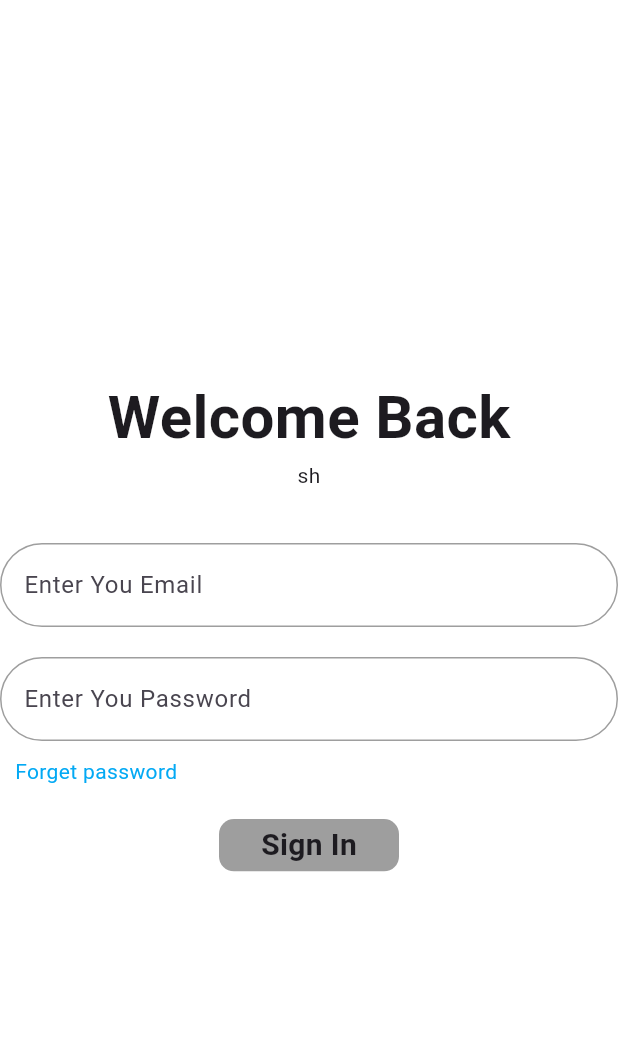
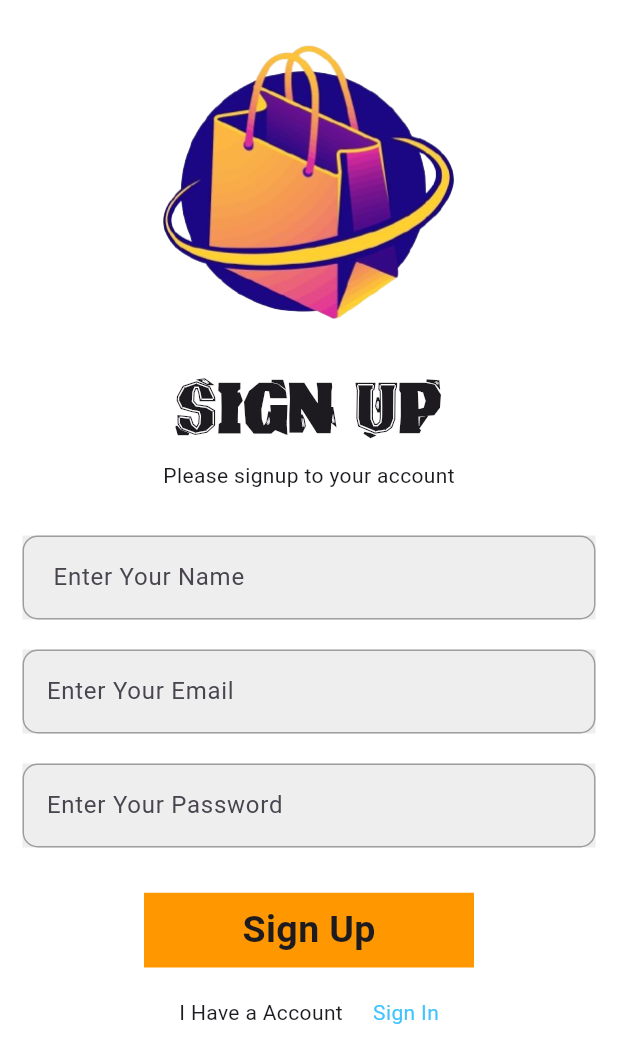
Before and after one commit to shahedroks/R2A-Ecommers, a Flutter app: the screen it shows after launch, on a phone screen of 412 x 824 dp. Shown: the top 1063 px of the screen. Run offline on Flutter 3.47's test engine with Material 3 defaults, Android fonts, the phone set to English and light mode, and no system bars.

Commit message:
added logout page

```diff
--- /dev/null
+++ b/lib/compronet/color.dart
@@ -0,0 +1 @@
+var orenge = 0xfFF812B;
--- a/lib/compronet/text.dart
+++ b/lib/compronet/text.dart
@@ -1,6 +1,13 @@
 var hintEmail = " email";
 var hintPassword = "Password";
-var  lebalEmail= "Enter You Email";
-var  lebalPassword= "Enter You Password";
+var  lebalEmail= "Enter Your Email";
+var  lebalPassword= "Enter Your Password";
 var signin="Sign In";
 var welcome='Welcome Back';
+var signin2=' Please signin to your account ';
+var signUp ='Sign Up';
+var signup2=' Please signup to your account ';
+var hintName=' Name';
+var labelName= ' Enter Your Name';
+var noAccount="Don't not an Account?";
+var haveAccount='I Have a Account';
--- /dev/null
+++ b/lib/custom_widget/custom_image.dart
@@ -0,0 +1,15 @@
+import 'package:flutter/material.dart';
+class CustomImage extends StatelessWidget {
+  const CustomImage({super.key});
+
+  @override
+  Widget build(BuildContext context) {
+    return Center(
+      child: Container(
+        height: 200,
+        width: 200,
+        child: Image(image: AssetImage("assets/Logo.png")),
+      ),
+    );
+  }
+}
--- a/lib/custom_widget/custom_signin_box.dart
+++ b/lib/custom_widget/custom_signin_box.dart
@@ -1,8 +1,11 @@
+import 'package:ecommers_project/compronet/color.dart';
 import 'package:flutter/material.dart';
 class CustomSigninBox extends StatelessWidget {
-  var text;
+  var signup;
+  var signin;
+  var account;
 
-   CustomSigninBox({super.key,this.text});
+   CustomSigninBox({super.key,this.signup,this.signin,this.account});
 
   @override
   Widget build(BuildContext context) {
@@ -11,12 +14,25 @@ class CustomSigninBox extends StatelessWidget {
 
         borderRadius: BorderRadius.all(Radius.circular(10)),
 
-        child: Container(
-            alignment: Alignment.center,
-            height: 35,
-            width: 120,
-            decoration: BoxDecoration(color:Colors.grey),
-            child: Text(text,style: TextStyle(fontWeight: FontWeight.bold,fontSize: 20,),)),
+        child: Column(
+          children: [
+            Container(
+                alignment: Alignment.center,
+                height: 50,
+                width: 220,
+                decoration: BoxDecoration(color:Colors.orange),
+                child: Text(signup,style: TextStyle(fontWeight: FontWeight.bold,fontSize: 25,),)),
+            SizedBox(height: 20,),
+            Row(
+              mainAxisAlignment: MainAxisAlignment.center,
+              children: [
+                Text(account),
+                SizedBox(width: 20,),
+                Text(signin,style: TextStyle(color:Colors.lightBlueAccent),)
+              ],
+            )
+          ],
+        ),
       ),
     );
   }
--- a/lib/custom_widget/custom_text_box.dart
+++ b/lib/custom_widget/custom_text_box.dart
@@ -9,9 +9,13 @@ class CustomTextBox extends StatelessWidget {
 
   @override
   Widget build(BuildContext context) {
-    return  TextField(
-      controller:controler ,
-        decoration: InputDecoration(enabledBorder: OutlineInputBorder(borderRadius: BorderRadius.all(Radius.circular(50)),borderSide: BorderSide(color: Colors.grey)),
-        focusedBorder:OutlineInputBorder(borderSide: BorderSide(color: Colors.black),borderRadius: BorderRadius.all(Radius.circular(50))) ,hintText:hintText ,labelText: labelText));
+    return  Container(
+      decoration: BoxDecoration(color: Colors.grey[200]),
+      margin: EdgeInsets.symmetric(horizontal: 15),
+      child: TextField(
+        controller:controler ,
+          decoration: InputDecoration(enabledBorder: OutlineInputBorder(borderRadius: BorderRadius.all(Radius.circular(10)),borderSide: BorderSide(color: Colors.grey)),
+          focusedBorder:OutlineInputBorder(borderSide: BorderSide(color: Colors.black),borderRadius: BorderRadius.all(Radius.circular(10))) ,hintText:hintText ,labelText: labelText)),
+    );
   }
 }
--- a/lib/custom_widget/custom_welcome_text.dart
+++ b/lib/custom_widget/custom_welcome_text.dart
@@ -11,13 +11,13 @@ class CustomWelcomeText extends StatelessWidget {
       children: [
         Center(
           child: Container(
-            margin: EdgeInsets.only(top: 250),
+            margin: EdgeInsets.only(top: 15),
             child: Text(welcomeText,style: TextStyle(
-                fontSize: 40,fontWeight: FontWeight.bold
+                fontSize: 50,fontWeight: FontWeight.bold,fontFamily: "text1"
             ),),
           ),
         ),
-       Text('sh')
+       Text(signIn)
 
 
       ],
--- a/lib/main.dart
+++ b/lib/main.dart
@@ -1,4 +1,5 @@
 import 'package:ecommers_project/page/iogin_page.dart';
+import 'package:ecommers_project/page/logout_page.dart';
 import 'package:flutter/material.dart';
 
 void main() {
@@ -14,7 +15,7 @@ class MyApp extends StatelessWidget {
     return MaterialApp(
       initialRoute: ' /',
       routes: {
-        ' /': (context)=> LoginPage()
+        ' /': (context)=> LogoutPage()
       },
 
     );
--- a/lib/page/iogin_page.dart
+++ b/lib/page/iogin_page.dart
@@ -1,4 +1,5 @@
 import 'package:ecommers_project/compronet/text.dart';
+import 'package:ecommers_project/custom_widget/custom_image.dart';
 import 'package:ecommers_project/custom_widget/custom_signin_box.dart';
 import 'package:ecommers_project/custom_widget/custom_text_box.dart';
 import 'package:ecommers_project/custom_widget/custom_welcome_text.dart';
@@ -24,8 +25,10 @@ class _LoginPageState extends State<LoginPage> {
           body: Column(
             crossAxisAlignment: CrossAxisAlignment.start,
             children: [
+              SizedBox(height: 20,),
+              CustomImage(),
               CustomWelcomeText(welcomeText: welcome,),
-            SizedBox(height: 35,),
+            SizedBox(height: 70,),
             CustomTextBox(
               hintText: hintEmail,
               labelText: lebalEmail,),
@@ -39,7 +42,7 @@ class _LoginPageState extends State<LoginPage> {
               SizedBox(height: 12,),
 
 
-              CustomSigninBox(text: signin,)
+              CustomSigninBox(signup: signin,)
             ],
           ),
         )
--- a/lib/page/logout_page.dart
+++ b/lib/page/logout_page.dart
@@ -0,0 +1,53 @@
+import 'package:ecommers_project/compronet/text.dart';
+import 'package:ecommers_project/custom_widget/custom_image.dart';
+import 'package:ecommers_project/custom_widget/custom_signin_box.dart';
+import 'package:ecommers_project/custom_widget/custom_text_box.dart';
+import 'package:ecommers_project/custom_widget/custom_welcome_text.dart';
+import 'package:flutter/material.dart';
+
+
+class LogoutPage extends StatefulWidget {
+  const LogoutPage({super.key});
+
+  @override
+  State<LogoutPage> createState() => _LogoutPageState();
+}
+
+class _LogoutPageState extends State<LogoutPage> {
+  @override
+  Widget build(BuildContext context) {
+    return Container(
+        width: MediaQuery.of(context).size.width*10,
+        height: MediaQuery.of(context).size.height*10,
+        decoration: BoxDecoration(color: Colors.white),
+        child: Scaffold(
+          backgroundColor: Colors.transparent,
+          body: Column(
+            crossAxisAlignment: CrossAxisAlignment.start,
+            children: [
+              SizedBox(height: 20,),
+              CustomImage(),
+              CustomWelcomeText(welcomeText: signUp, signIn: signup2,),
+              SizedBox(height: 30,),
+              CustomTextBox(hintText: hintName,labelText: labelName,),
+              SizedBox(height: 20,),
+              CustomTextBox(
+                hintText: hintEmail,
+                labelText: lebalEmail,),
+              SizedBox(height: 20,),
+
+              CustomTextBox(hintText: hintPassword,labelText: lebalPassword,),
+
+
+              SizedBox(height: 30,),
+
+
+              CustomSigninBox(signup: signUp,signin: signin,account: haveAccount,)
+            ],
+          ),
+        )
+    );
+
+
+  }
+}
```
Also changed, not shown: pubspec.yaml (+4 -4 lines), assets/Logo.png (added), fonts/linochsl.ttf (added).
